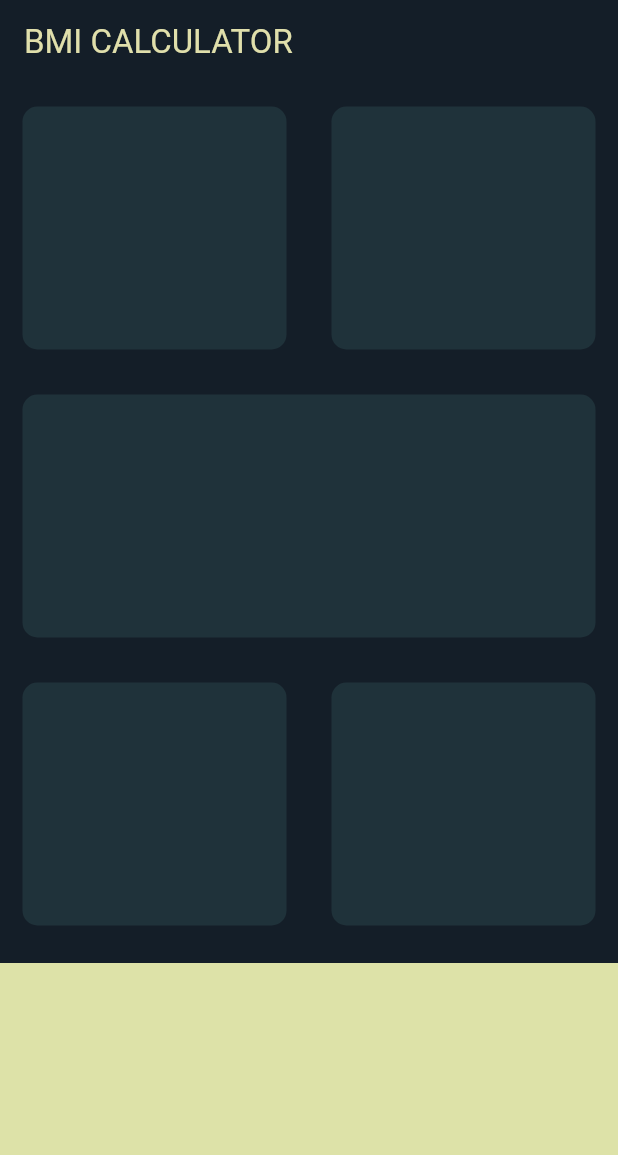
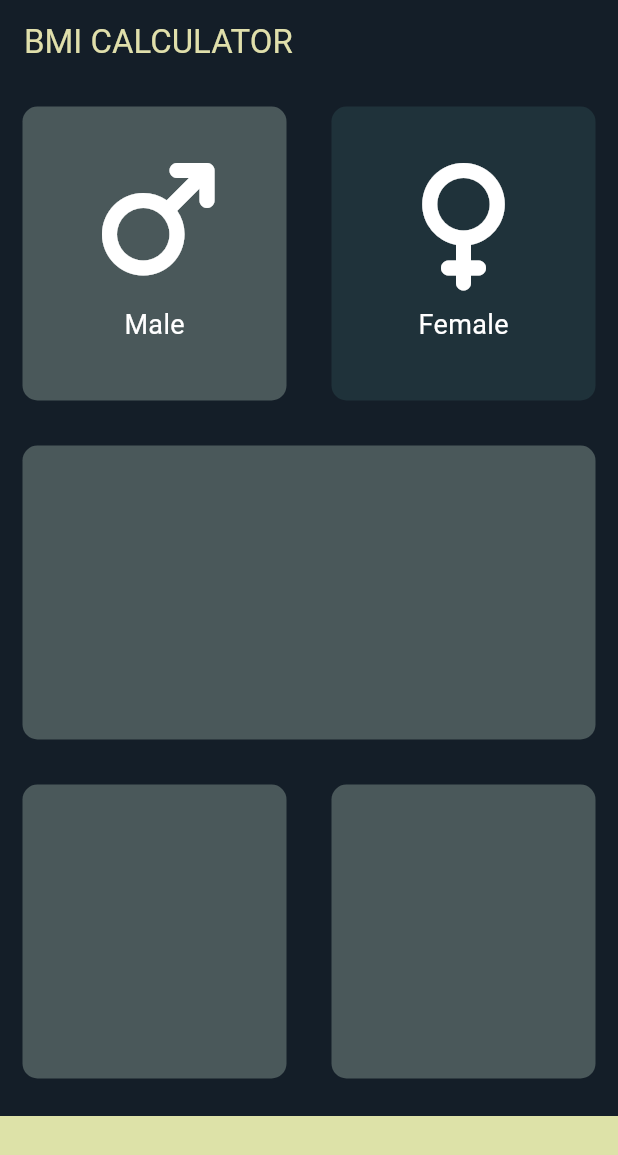
Before and after one commit to mo77a-hub/Flutter-Development-Bootcamp-with-Dart, a Flutter app: the screen it shows after launch, on a phone screen of 412 x 824 dp. Shown: the top 1155 px of the screen. Run offline on Flutter 3.47's test engine with Material 3 defaults, Android fonts, the phone set to English and light mode, and no system bars; our stand-ins replace audioplayers, font_awesome_flutter, rflutter_alert; missing offline and left inert: dart:ffi.

Commit message:
gender buttons update plus minor update
added the gender buttons update plus organizing the project in by diving the newly created custom widget

```diff
--- /dev/null
+++ b/bmi_calculator/lib/icon_content.dart
@@ -0,0 +1,23 @@
+import 'package:flutter/material.dart';
+import 'package:font_awesome_flutter/font_awesome_flutter.dart';
+
+const labelTextStyle = TextStyle(fontSize: 18.0, color: Color(0xFFFFFFFF));
+
+class IconContent extends StatelessWidget {
+  IconContent({required this.awesome_icon, required this.label});
+
+  final FaIconData awesome_icon;
+  final String label;
+
+  @override
+  Widget build(BuildContext context) {
+    return Column(
+      mainAxisAlignment: MainAxisAlignment.center,
+      children: <Widget>[
+        FaIcon(awesome_icon, size: 80.0),
+        SizedBox(height: 15.0),
+        Text(label, style: labelTextStyle),
+      ],
+    );
+  }
+}
--- a/bmi_calculator/lib/input_page.dart
+++ b/bmi_calculator/lib/input_page.dart
@@ -1,9 +1,14 @@
 import 'package:flutter/material.dart';
 import 'package:font_awesome_flutter/font_awesome_flutter.dart';
+import 'reusable_Card.dart';
+import 'icon_content.dart';
 
-const bottomContainerHeight = 5.0;
-const activeContainerColor = Color(0xFF1F323A);
+const bottomContainerHeight = 80.0;
+const inactiveCardColor = Color(0xFF1F323A);
+const activeCardColor = Color(0xFF4A585A);
 const bottomContainerColor = Color(0xFFDDE2A8);
+
+enum Gender { male, female }
 
 class InputPage extends StatefulWidget {
   @override
@@ -11,6 +16,11 @@ class InputPage extends StatefulWidget {
 }
 
 class _InputPageState extends State<InputPage> {
+  Color maleCardColour = inactiveCardColor;
+  Color femaleCardColour = inactiveCardColor;
+
+  Gender selectedGender = Gender.male;
+
   @override
   Widget build(BuildContext context) {
     return Scaffold(
@@ -21,53 +31,61 @@ class _InputPageState extends State<InputPage> {
             child: Row(
               children: <Widget>[
                 Expanded(
-                  child: ReusableCard(
-                    colour: activeContainerColor,
-                    cardChild: Column(
-                      children: <Widget>[Icon(FontAwesomeIcons.mars)],
+                  child: GestureDetector(
+                    onTap: () {
+                      setState(() {
+                        selectedGender = Gender.male;
+                      });
+                    },
+                    child: ReusableCard(
+                      colour: selectedGender == Gender.male
+                          ? activeCardColor
+                          : inactiveCardColor,
+                      cardChild: IconContent(
+                        awesome_icon: FontAwesomeIcons.mars,
+                        label: "Male",
+                      ),
                     ),
                   ),
                 ),
-                Expanded(child: ReusableCard(colour: activeContainerColor)),
+                Expanded(
+                  child: GestureDetector(
+                    onTap: () {
+                      setState(() {
+                        selectedGender = Gender.female;
+                      });
+                    },
+                    child: ReusableCard(
+                      colour: selectedGender == Gender.female
+                          ? activeCardColor
+                          : inactiveCardColor,
+                      cardChild: IconContent(
+                        awesome_icon: FontAwesomeIcons.venus,
+                        label: "Female",
+                      ),
+                    ),
+                  ),
+                ),
               ],
             ),
           ),
-          Expanded(child: ReusableCard(colour: activeContainerColor)),
+          Expanded(child: ReusableCard(colour: activeCardColor)),
           Expanded(
             child: Row(
               children: <Widget>[
-                Expanded(child: ReusableCard(colour: activeContainerColor)),
-                Expanded(child: ReusableCard(colour: activeContainerColor)),
+                Expanded(child: ReusableCard(colour: activeCardColor)),
+                Expanded(child: ReusableCard(colour: activeCardColor)),
               ],
             ),
           ),
-          Expanded(
-            child: Container(
-              color: bottomContainerColor,
-              margin: EdgeInsets.only(top: 10.0),
-              width: double.infinity,
-            ),
+          Container(
+            color: bottomContainerColor,
+            margin: EdgeInsets.only(top: 10.0),
+            width: double.infinity,
+            height: bottomContainerHeight,
           ),
         ],
       ),
     );
   }
 }
-
-class ReusableCard extends StatelessWidget {
-  ReusableCard({required this.colour, this.cardChild});
-
-  final Color colour;
-  final Widget? cardChild;
-
-  @override
-  Widget build(BuildContext context) {
-    return Container(
-      margin: EdgeInsets.all(15.0),
-      decoration: BoxDecoration(
-        color: colour,
-        borderRadius: BorderRadius.circular(10.0),
-      ),
-    );
-  }
-}
--- /dev/null
+++ b/bmi_calculator/lib/reusable_Card.dart
@@ -0,0 +1,20 @@
+import 'package:flutter/material.dart';
+
+class ReusableCard extends StatelessWidget {
+  ReusableCard({required this.colour, this.cardChild});
+
+  final Color colour;
+  final Widget? cardChild;
+
+  @override
+  Widget build(BuildContext context) {
+    return Container(
+      child: cardChild,
+      margin: EdgeInsets.all(15.0),
+      decoration: BoxDecoration(
+        color: colour,
+        borderRadius: BorderRadius.circular(10.0),
+      ),
+    );
+  }
+}
```
Also changed, not shown: 1 other file.
